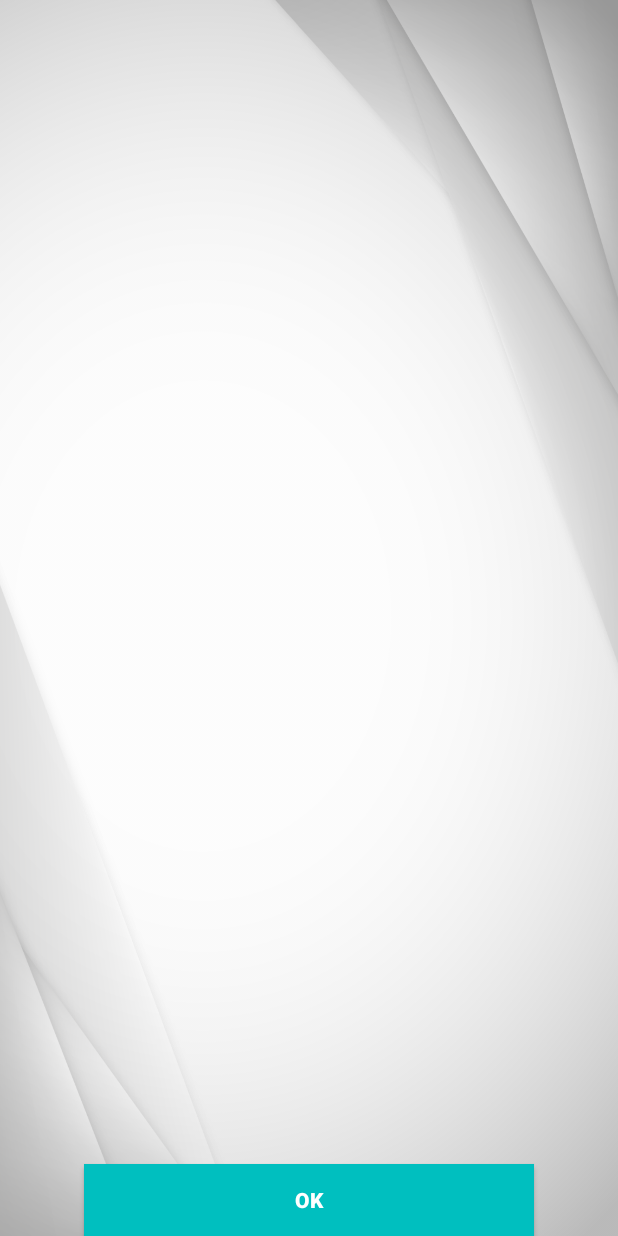
After one commit to smith477/Sorry, an Android app: the AllStudentsBySubject screen opened directly, with no data from a screen before it, on a phone screen of 412 x 824 dp. The commit adds this screen. Run offline under Robolectric (Android 15) with nearby library versions, the phone set to English and light mode, and no system bars; our stand-ins replace Firebase (no records; nobody signed in at launch, a user with empty details on screens opened directly).

Commit message:
Subjects finished

```diff
--- a/app/build.gradle
+++ b/app/build.gradle
@@ -15,6 +15,10 @@ android {
             minifyEnabled false
             proguardFiles getDefaultProguardFile('proguard-android.txt'), 'proguard-rules.pro'
         }
+    }
+    compileOptions {
+        sourceCompatibility = 1.8
+        targetCompatibility = 1.8
     }
 }
 
--- a/app/src/main/AndroidManifest.xml
+++ b/app/src/main/AndroidManifest.xml
@@ -53,6 +53,8 @@
         <activity android:name=".Admin.AdminSubjectListAdapter"/>
         <activity android:name=".Admin.AllProfessorsBySubject"/>
         <activity android:name=".Admin.ProfessorsBySubjectListAdapter"/>
+        <activity android:name=".Admin.AllStudentsBySubject"/>
+        <activity android:name=".Admin.StudentsBySubjectListAdapter"/>
         <!--
              The API key for Google Maps-based APIs is defined as a string resource.
              (See the file "res/values/google_maps_api.xml").
--- /dev/null
+++ b/app/src/main/java/martin/sms/Admin/AllStudentsBySubject.java
@@ -0,0 +1,114 @@
+package martin.sms.Admin;
+
+import android.content.Intent;
+import android.os.Bundle;
+import android.support.annotation.NonNull;
+import android.support.v7.app.AppCompatActivity;
+import android.view.View;
+import android.widget.Button;
+import android.widget.ListView;
+
+import com.google.firebase.auth.FirebaseAuth;
+import com.google.firebase.database.DataSnapshot;
+import com.google.firebase.database.DatabaseError;
+import com.google.firebase.database.DatabaseReference;
+import com.google.firebase.database.FirebaseDatabase;
+import com.google.firebase.database.Query;
+import com.google.firebase.database.ValueEventListener;
+
+import java.util.ArrayList;
+import java.util.List;
+
+import martin.sms.Professor.Profesor;
+import martin.sms.R;
+import martin.sms.Student.Student;
+
+public class AllStudentsBySubject extends AppCompatActivity {
+
+    private ListView listView;
+    List<Student> studentList;
+    private FirebaseAuth auth;
+    private FirebaseDatabase firebaseDatabase;
+    // private FirebaseAuth.AuthStateListener authListener;
+    private DatabaseReference myRef;
+    String subjectID;
+    //Button ok;
+
+    //String subjectID = getIntent().getExtras().getString("subjectID");
+
+    @Override
+    protected void onCreate(Bundle savedInstanceState) {
+
+        super.onCreate(savedInstanceState);
+        setContentView(R.layout.activity_admin_all_students_by_subject_list);
+        //Toast.makeText(this, "SubjectID je: " + subjectID, Toast.LENGTH_LONG).show();
+
+        auth = FirebaseAuth.getInstance();
+        firebaseDatabase = FirebaseDatabase.getInstance();
+        myRef = firebaseDatabase.getReference();
+
+        //Button ok = (Button) findViewById(R.id.btnOk);
+
+        listView = findViewById(R.id.listview);
+        studentList = new ArrayList<>();
+
+        Intent intent = getIntent();
+        Bundle bundle = intent.getExtras();
+
+        if(bundle != null)
+            subjectID = bundle.getString("subjectID");
+
+
+
+
+    }
+
+    @Override
+    protected void onStart() {
+        super.onStart();
+
+        DatabaseReference reference = FirebaseDatabase.getInstance().getReference();
+        Query query = reference
+                .child("subjects")
+                .child(subjectID)
+                .child("students");
+        query.addListenerForSingleValueEvent(new ValueEventListener() {
+            @Override
+            public void onDataChange(@NonNull DataSnapshot dataSnapshot) {
+                for (DataSnapshot singleSnapshot : dataSnapshot.getChildren()) {
+                    Student student = singleSnapshot.getValue(Student.class);
+                    student.setStudentID(singleSnapshot.getKey());
+                    studentList.add(student);
+                }
+
+                Query query = FirebaseDatabase.getInstance().getReference()
+                        .child("subjects")
+                        .child(subjectID);
+                query.addValueEventListener(new ValueEventListener() {
+                    @Override
+                    public void onDataChange(@NonNull DataSnapshot dataSnapshot) {
+                        StudentsBySubjectListAdapter adapter = new StudentsBySubjectListAdapter(AllStudentsBySubject.this, studentList, subjectID);
+                        listView.setAdapter(adapter);
+                    }
+
+                    @Override
+                    public void onCancelled(@NonNull DatabaseError databaseError) {
+
+                    }
+                });
+            }
+
+            @Override
+            public void onCancelled(@NonNull DatabaseError databaseError) {
+
+            }
+        });
+
+        Button ok = (Button) findViewById(R.id.btnOkStudent);
+        ok.setOnClickListener((view) -> {
+            Intent intent = new Intent(this, AdminAllSubjectList.class);
+            startActivity(intent);
+        });
+
+    }
+}
--- /dev/null
+++ b/app/src/main/java/martin/sms/Admin/StudentsBySubjectListAdapter.java
@@ -0,0 +1,91 @@
+package martin.sms.Admin;
+
+import android.app.Activity;
+import android.content.Intent;
+import android.support.annotation.NonNull;
+import android.support.annotation.Nullable;
+import android.view.LayoutInflater;
+import android.view.View;
+import android.view.ViewGroup;
+import android.widget.ArrayAdapter;
+import android.widget.Button;
+import android.widget.TextView;
+
+import com.google.firebase.database.DatabaseReference;
+import com.google.firebase.database.FirebaseDatabase;
+
+import java.util.List;
+
+import martin.sms.Professor.Profesor;
+import martin.sms.R;
+import martin.sms.Student.Student;
+
+public class StudentsBySubjectListAdapter extends ArrayAdapter<Student> {
+
+    private Activity context;
+    private List<Student> studentList;
+    private DatabaseReference myRef;
+    private String subjectID;
+
+
+
+    public StudentsBySubjectListAdapter(Activity context, List<Student> studentList, String subjectID) {
+        super(context, R.layout.activity_admin_all_students_by_subject_list_item, studentList);
+        this.context = context;
+        this.studentList = studentList;
+        this.subjectID = subjectID;
+
+    }
+
+    @NonNull
+    @Override
+    public View getView(int position, @Nullable View convertView, @NonNull ViewGroup parent) {
+
+        LayoutInflater inflater = context.getLayoutInflater();
+        View listView = inflater.inflate(R.layout.activity_admin_all_students_by_subject_list_item, null, true);
+
+        TextView studentName = (TextView)listView.findViewById(R.id.student_name);
+        TextView studentSurname = (TextView)listView.findViewById(R.id.student_surname);
+        Button removeStudent = (Button)listView.findViewById(R.id.remove);
+
+
+
+
+
+
+        Student student = studentList.get(position);
+        studentName.setText(student.getIme());
+        studentSurname.setText(student.getPrezime());
+
+        removeStudent.setOnClickListener((view) -> {
+
+            myRef = FirebaseDatabase.getInstance()
+                    .getReference()
+                    .child("subjects")
+                    .child(subjectID)
+                    .child("students")
+                    .child(student.getStudentID());
+
+            myRef.removeValue();
+
+            myRef = FirebaseDatabase.getInstance()
+                    .getReference()
+                    .child("students")
+                    .child(student.getStudentID())
+                    .child("subjects")
+                    .child(subjectID);
+
+            myRef.removeValue();
+            Intent intent = new Intent(context, AdminSubjectListAdapter.class);
+            context.startActivity(intent);
+
+        });
+
+
+
+
+        return listView;
+    }
+
+
+}
--- a/app/src/main/res/layout/activity_admin_all_professors_by_subject_list_item.xml
+++ b/app/src/main/res/layout/activity_admin_all_professors_by_subject_list_item.xml
@@ -41,7 +41,7 @@
 
 
         <Button
-            android:id="@+id/subject_maxNumOfClasses"
+            android:id="@+id/remove"
             android:layout_width="match_parent"
             android:layout_height="match_parent"
             android:layout_weight="1"
--- /dev/null
+++ b/app/src/main/res/layout/activity_admin_all_students_by_subject_list.xml
@@ -0,0 +1,28 @@
+<?xml version="1.0" encoding="utf-8"?>
+<RelativeLayout xmlns:android="http://schemas.android.com/apk/res/android"
+xmlns:app="http://schemas.android.com/apk/res-auto"
+xmlns:tools="http://schemas.android.com/tools"
+android:layout_width="match_parent"
+android:layout_height="match_parent"
+tools:context=".Admin.AdminAllSubjectList"
+    android:background="@drawable/pozadina2">
+
+<ListView
+    android:layout_width="wrap_content"
+    android:layout_height="wrap_content"
+    android:id="@+id/listview"/>
+
+    <Button
+        android:id="@+id/btnOkStudent"
+        android:layout_width="300dp"
+        android:layout_height="wrap_content"
+        android:background="@color/colorPrimary"
+        android:text="OK"
+        android:textColor="@android:color/white"
+        android:textStyle="bold"
+        tools:layout_editor_absoluteX="42dp"
+        tools:layout_editor_absoluteY="456dp"
+        android:layout_alignParentBottom="true"
+        android:layout_centerHorizontal="true" />
+
+</RelativeLayout>
```
Also changed, not shown: app/src/main/java/martin/sms/Admin/AdminAllSubjectList.java (+7 -3 lines), app/src/main/java/martin/sms/Admin/AdminSubjectListAdapter.java (+10 -0 lines), app/src/main/java/martin/sms/Admin/AllProfessorsBySubject.java (+8 -2 lines), app/src/main/java/martin/sms/Admin/ProfessorsBySubjectListAdapter.java (+47 -1 lines), app/src/main/res/layout/activity_admin_all_students_by_subject_list_item.xml (added, +54 -0 lines), 3 other files.
